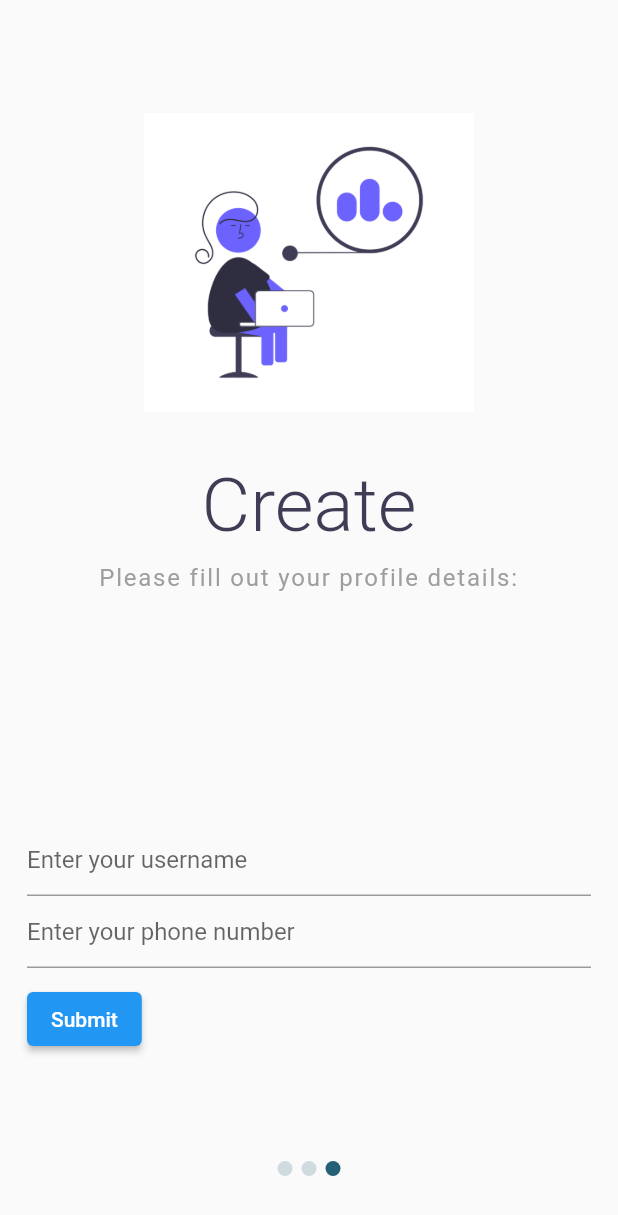
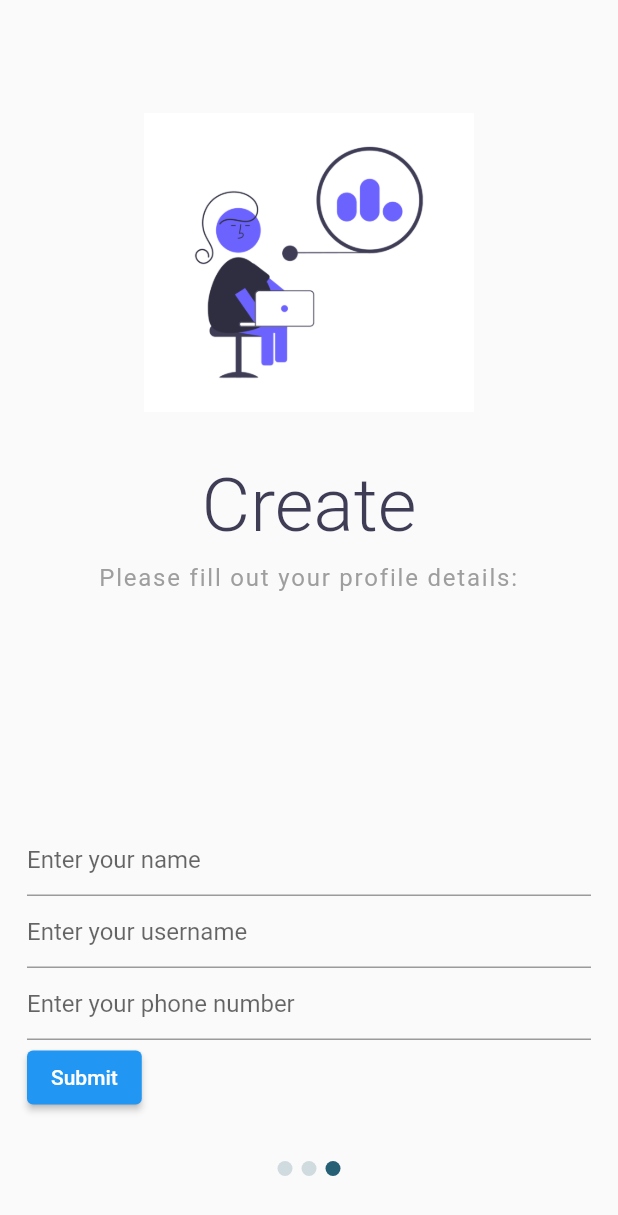
Before and after one commit to thecharlesjenkins/CryptoMeal, a Flutter app: the screen it shows after launch, swiped to page 3, on a phone screen of 412 x 824 dp. Shown: the top 1215 px of the screen. Run offline on Flutter 3.47's test engine with Material 2 defaults, Android fonts, the phone set to English and light mode, and no system bars.

Commit message:
create profile object

```diff
--- /dev/null
+++ b/lib/profileclass.dart
@@ -0,0 +1,11 @@
+class Profile{
+
+  int id;
+  String name;
+  String username;
+  String phnumber;
+
+
+  Profile(this.id, this.name, this.username, this.phnumber);
+
+}
--- a/lib/welcome.dart
+++ b/lib/welcome.dart
@@ -1,5 +1,6 @@
 import 'package:flutter/cupertino.dart';
 import 'package:flutter/material.dart';
+import 'profileclass.dart';
 
 List items = [
   {
@@ -31,8 +32,35 @@ class WelcomeScreen extends StatefulWidget {
 
 class _WelcomeScreenState extends State<WelcomeScreen> {
 
+  String name = "";
+  String phnumber = "";
+  String username = "";
 
-  List<Widget> sliders = items.map((item) => Container(
+  List<Widget> sliders = [];
+
+  List<Widget> indicator() => List<Widget>.generate(
+      sliders.length,
+          (index) => Container(
+        margin: EdgeInsets.symmetric(horizontal: 3.0),
+        height: 10.0,
+        width: 10.0,
+        decoration: BoxDecoration(
+            color: currentPage.round() == index
+                ? Color(0XFF256075)
+                : Color(0XFF256075).withOpacity(0.2),
+            borderRadius: BorderRadius.circular(10.0)),
+          )
+  );
+
+
+  double currentPage = 0.0;
+
+  final _pageViewController = new PageController();
+
+  @override
+  Widget build(BuildContext context) {
+
+    sliders = items.map((item) => Container(
         padding: EdgeInsets.symmetric(horizontal:18.0),
         child: Column(
           children: <Widget>[
@@ -97,6 +125,21 @@ class _WelcomeScreenState extends State<WelcomeScreen> {
                             crossAxisAlignment: CrossAxisAlignment.start,
                             children: <Widget>[
                               TextFormField(
+                                onSaved: (String? value) {name=value ?? "";},
+                                decoration: const InputDecoration(
+                                    hintText: 'Enter your name'
+                                ),
+
+                                validator: (String? value) {
+                                  if (value == null || value.isEmpty) {
+                                    return 'Please enter some text';
+                                  }
+                                  return null;
+                                },
+                              ),
+
+                              TextFormField(
+                                onSaved: (String? value) {username=value ?? "";},
                                 decoration: const InputDecoration(
                                     hintText: 'Enter your username'
                                 ),
@@ -110,6 +153,7 @@ class _WelcomeScreenState extends State<WelcomeScreen> {
                               ),
 
                               TextFormField(
+                                onSaved: (String? value) {phnumber=value ?? "";},
                                 decoration: const InputDecoration(
                                   hintText: 'Enter your phone number',
                                 ),
@@ -123,9 +167,14 @@ class _WelcomeScreenState extends State<WelcomeScreen> {
                               ),
 
                               Padding(
-                        padding: const EdgeInsets.symmetric(vertical: 10.0),
+                                  padding: const EdgeInsets.symmetric(vertical: 1.0),
                                   child: ElevatedButton(
-                          onPressed: (){},
+                                    onPressed: (){
+                                      if (_formKey.currentState!.validate()) {
+                                        _formKey.currentState?.save();
+                                        Profile(0, name, username, phnumber);
+                                      }
+                                    },
                                     child: const Text('Submit'),
                                   )
                               )
@@ -141,27 +190,7 @@ class _WelcomeScreenState extends State<WelcomeScreen> {
         )
     )).toList();
 
-  List<Widget> indicator() => List<Widget>.generate(
-      sliders.length,
-          (index) => Container(
-        margin: EdgeInsets.symmetric(horizontal: 3.0),
-        height: 10.0,
-        width: 10.0,
-        decoration: BoxDecoration(
-            color: currentPage.round() == index
-                ? Color(0XFF256075)
-                : Color(0XFF256075).withOpacity(0.2),
-            borderRadius: BorderRadius.circular(10.0)),
-          )
-  );
 
-
-  double currentPage = 0.0;
-
-  final _pageViewController = new PageController();
-
-  @override
-  Widget build(BuildContext context) {
     return Scaffold(
 
       body: Container(
```
Lines whose indentation alone changed are shown as unchanged.
